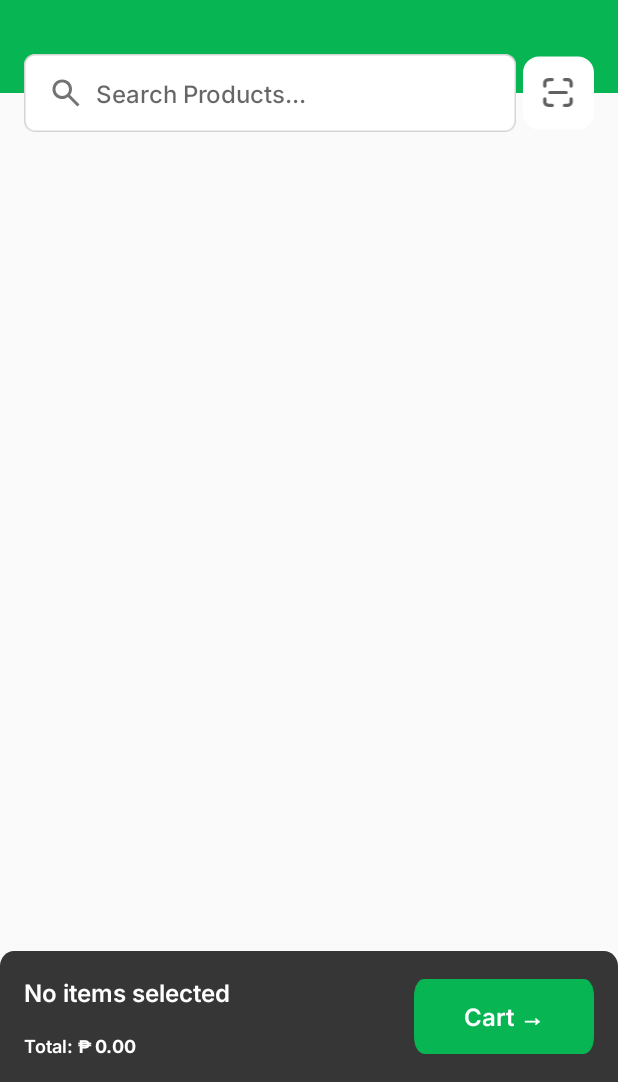
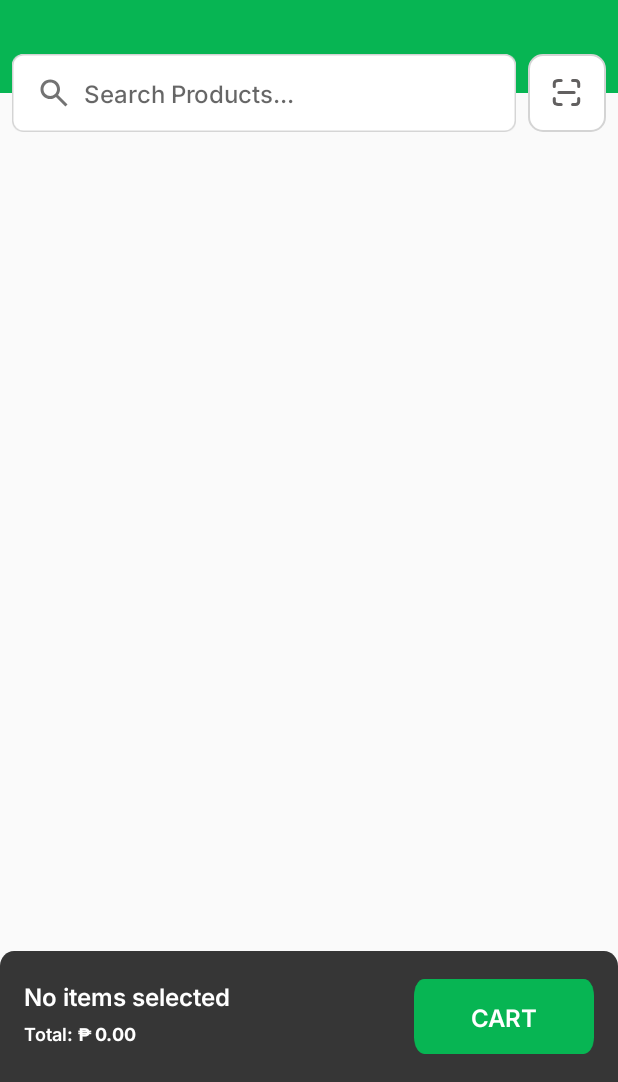
Before and after one commit to JerW18/MOBDEVE-MCO, an Android app built with Jetpack Compose: the screen it shows after launch once a user with an empty profile is signed in (HomeActivity), on a phone screen of 412 x 824 dp, the part 154-1236 px from its top. Run offline under Robolectric (Android 15) with nearby library versions, the phone set to English and light mode, and no system bars; our stand-ins replace Firebase (no records; nobody signed in at launch, a user with empty details on screens opened directly); 1 statement that could not run was skipped.

Commit message:
fixed border radius of items in home

```diff
--- a/app/src/main/res/drawable/scan_button.xml
+++ b/app/src/main/res/drawable/scan_button.xml
@@ -4,10 +4,10 @@
         <shape android:shape="rectangle">
             <solid android:color="#FFFFFF"/> <!-- Transparent background -->
             <corners android:radius="9.25dp"/>
-            <size android:width="44dp" android:height="45dp"/>
+            <size android:width="52dp" android:height="52dp"/>
             <stroke
-                android:color="#FFFFFF"
-                android:width="1.5dp"/>
+                android:color="#D4D4D4"
+                android:width="1dp"/>
         </shape>
     </item>
     <!-- Vector Path -->
--- a/app/src/main/res/layout/home.xml
+++ b/app/src/main/res/layout/home.xml
@@ -12,7 +12,6 @@
         android:background="@color/green"
         app:layout_constraintBottom_toTopOf="@+id/guideline2"
         app:layout_constraintEnd_toEndOf="parent"
-        app:layout_constraintHorizontal_bias="1.0"
         app:layout_constraintStart_toStartOf="parent"
         app:layout_constraintTop_toTopOf="parent"
         app:layout_constraintVertical_bias="0.0" />
@@ -83,7 +82,7 @@
         android:id="@+id/etSearch"
         android:layout_width="0sp"
         android:layout_height="52sp"
-        android:layout_marginStart="16dp"
+        android:layout_marginStart="8dp"
         android:layout_marginTop="-26dp"
         android:background="@drawable/input_field"
         android:ems="10"
@@ -110,10 +109,10 @@
 
     <ImageView
         android:id="@+id/ivScan"
-        android:layout_width="47sp"
+        android:layout_width="52sp"
         android:layout_height="52sp"
         android:layout_marginTop="-26dp"
-        android:layout_marginEnd="16dp"
+        android:layout_marginEnd="8dp"
         android:src="@drawable/scan_button"
         app:layout_constraintEnd_toEndOf="parent"
         app:layout_constraintTop_toTopOf="@+id/guideline2" />
@@ -136,21 +135,19 @@
         android:text="No items selected"
         android:textColor="@color/white"
         android:textSize="16sp"
-        app:layout_constraintBottom_toTopOf="@+id/tvTotal"
         app:layout_constraintStart_toStartOf="@+id/ivCart"
-        app:layout_constraintTop_toTopOf="@+id/ivCart" />
+        app:layout_constraintTop_toTopOf="@+id/btnReview" />
 
     <TextView
         android:id="@+id/tvTotal"
         android:layout_width="wrap_content"
         android:layout_height="wrap_content"
-        android:layout_marginStart="16dp"
         android:fontFamily="@font/inter_semibold"
         android:text="Total: "
         android:textColor="@color/white"
         android:textSize="12sp"
-        app:layout_constraintBottom_toBottomOf="@+id/ivCart"
-        app:layout_constraintStart_toStartOf="@+id/ivCart"
+        app:layout_constraintBottom_toBottomOf="@+id/btnReview"
+        app:layout_constraintStart_toStartOf="@+id/tvNumItemSelected"
         app:layout_constraintTop_toBottomOf="@+id/tvNumItemSelected" />
 
     <TextView
@@ -161,9 +158,9 @@
         android:text="₱ 0.00"
         android:textColor="@color/white"
         android:textSize="12sp"
-        app:layout_constraintBottom_toBottomOf="@+id/ivCart"
+        app:layout_constraintBottom_toBottomOf="@+id/tvTotal"
         app:layout_constraintStart_toEndOf="@+id/tvTotal"
-        app:layout_constraintTop_toBottomOf="@+id/tvNumItemSelected" />
+        app:layout_constraintTop_toTopOf="@+id/tvTotal" />
 
     <Button
         android:id="@+id/btnReview"
@@ -172,7 +169,7 @@
         android:layout_marginEnd="16dp"
         android:background="@drawable/active_button"
         android:fontFamily="@font/inter_semibold"
-        android:text="Cart →"
+        android:text="CART"
         android:textColor="@color/white"
         android:textSize="16sp"
         app:layout_constraintBottom_toBottomOf="@+id/ivCart"
--- a/app/src/main/res/layout/pull_out.xml
+++ b/app/src/main/res/layout/pull_out.xml
@@ -92,8 +92,8 @@
 
     <Button
         android:id="@+id/btnPullOut"
-        android:layout_width="140sp"
-        android:layout_height="60sp"
+        android:layout_width="120sp"
+        android:layout_height="50sp"
         android:layout_marginEnd="16dp"
         android:background="@drawable/active_button"
         android:fontFamily="@font/inter_semibold"
```
Also changed, not shown: app/src/main/res/drawable/item_border.xml (+6 -12 lines), app/src/main/res/layout/home_item.xml (+6 -6 lines).
